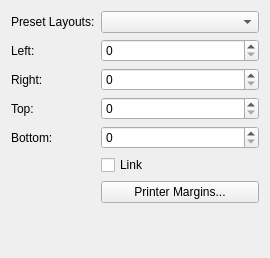
Above: scribus/ui/newmarginwidgetbase.ui from scribusproject/scribus before the change. Below: the same form after it.
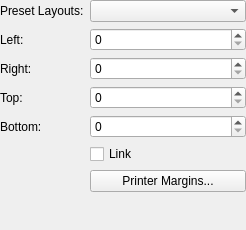
That is the form after the change. Custom widgets are drawn as their Qt base class.

Diff of the .ui file:
```diff
--- a/scribus/ui/newmarginwidgetbase.ui
+++ b/scribus/ui/newmarginwidgetbase.ui
@@ -6,8 +6,8 @@
    <rect>
     <x>0</x>
     <y>0</y>
-    <width>270</width>
-    <height>258</height>
+    <width>246</width>
+    <height>230</height>
    </rect>
   </property>
   <property name="sizePolicy">
@@ -20,6 +20,9 @@
    <string>Form</string>
   </property>
   <layout class="QVBoxLayout" name="verticalLayout">
+   <property name="margin">
+    <number>0</number>
+   </property>
    <item>
     <layout class="QFormLayout" name="formLayout">
      <item row="0" column="0">
```
